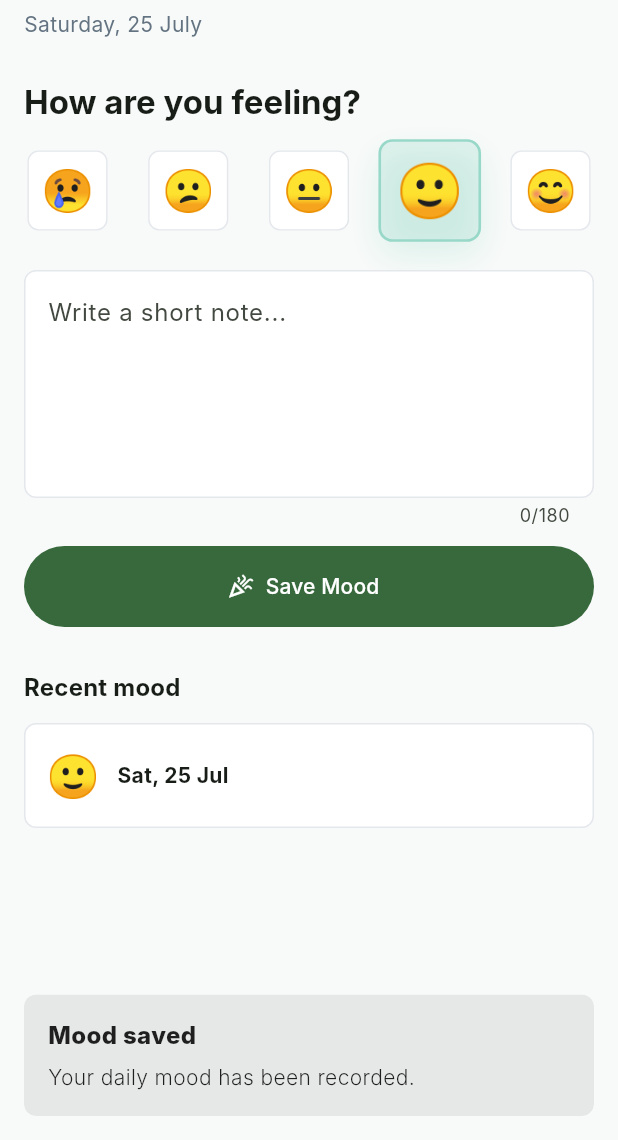
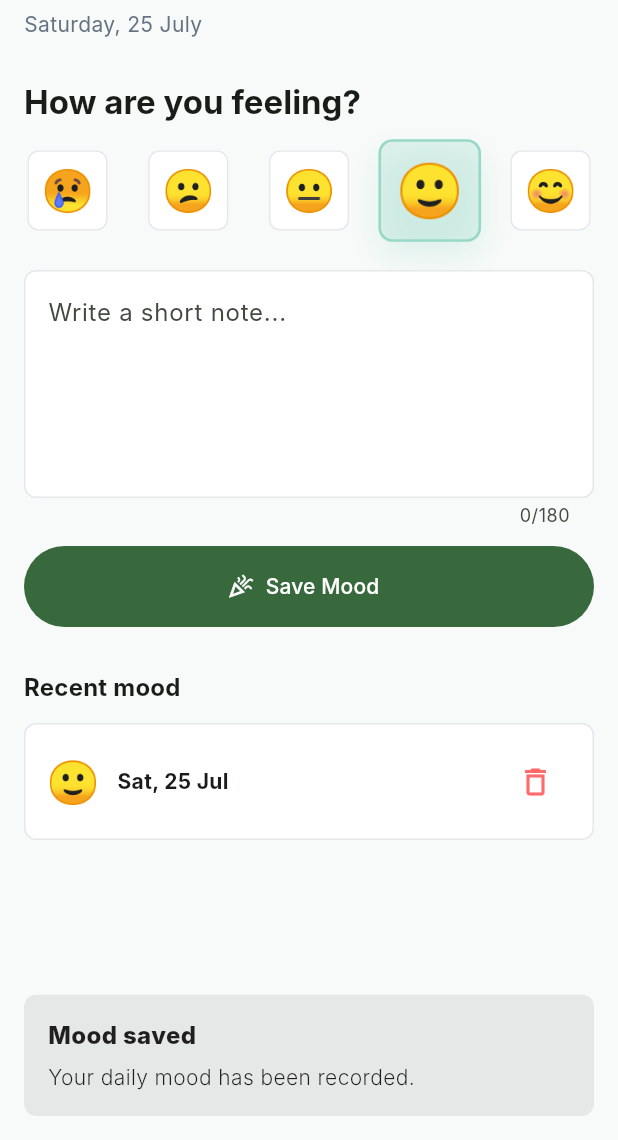
Before and after one commit to Revaldo11/mood_tracker_app, a Flutter app: the HomeScreen widget shown alone on an empty page, opened directly, after a tap on "Save Mood", on a phone screen of 412 x 824 dp, the part 96-1236 px from its top. Run offline on Flutter 3.47's test engine with Material 3 defaults, Android fonts, the phone set to English and light mode, and no system bars; drawn by our look-alikes of flutter_animate; our stand-ins replace confetti, fl_chart, get, hive_flutter, lottie, shared_preferences; accounts and stored records are empty; Roboto replaces fonts that are missing (Inter).

Commit message:
feat: add removeEntry method to MoodRepository and implement mood removal in controller and UI

```diff
--- a/lib/data/sources/local_database.dart
+++ b/lib/data/sources/local_database.dart
@@ -83,6 +83,11 @@ class LocalDatabase implements MoodRepository {
     await _box.put(entry.id, model.toMap());
   }
 
+  @override
+  Future<void> removeEntry(String id) async {
+    await _box.delete(id);
+  }
+
   /// Indicates whether onboarding has been marked complete.
   bool get isOnboardingCompleted {
     return _box.get(_onboardingCompletedKey, defaultValue: false) as bool;
--- a/lib/presentation/controllers/mood_controller.dart
+++ b/lib/presentation/controllers/mood_controller.dart
@@ -120,6 +120,31 @@ class MoodController extends GetxController {
       confettiController.play();
       await loadEntries();
 
+      if (!Get.testMode) {
+        Get.snackbar(
+          title,
+          message,
+          snackPosition: SnackPosition.BOTTOM,
+          margin: const EdgeInsets.all(16),
+          borderRadius: 8,
+          duration: const Duration(seconds: 2),
+        );
+      }
+
+    } finally {
+      isLoadingSubmit.value = false;
+    }
+  }
+
+  Future<void> removeMood(
+    String id, {
+    String title = 'Mood removed',
+    String message = 'Your mood entry has been removed.',
+  }) async {
+    await _repository.removeEntry(id);
+    await loadEntries();
+
+    if (!Get.testMode) {
       Get.snackbar(
         title,
         message,
@@ -128,9 +153,6 @@ class MoodController extends GetxController {
         borderRadius: 8,
         duration: const Duration(seconds: 2),
       );
-
-    } finally {
-      isLoadingSubmit.value = false;
     }
   }
 
--- a/lib/presentation/screens/home_screen.dart
+++ b/lib/presentation/screens/home_screen.dart
@@ -169,6 +169,16 @@ class HomeScreen extends GetView<MoodController> {
                               ],
                             ),
                           ),
+                          IconButton(
+                            onPressed: () async {
+                              HapticFeedback.selectionClick();
+                              await controller.removeMood(entry.id);
+                            },
+                            icon: const Icon(
+                              Icons.delete_outline,
+                              color: Color(0xFFFF6B6B),
+                            ),
+                          ),
                         ],
                       ),
                     ).animate().fadeIn(duration: 250.ms).slideY(begin: 0.12);
```
Also changed, not shown: lib/domain/repositories/mood_repository.dart (+9 -0 lines), 1 other file.
